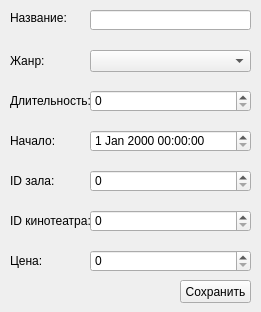
Before: the Qt Designer form data/ui/create_film.ui in fivan999/cinema-controlling-system, drawn with Qt 5.
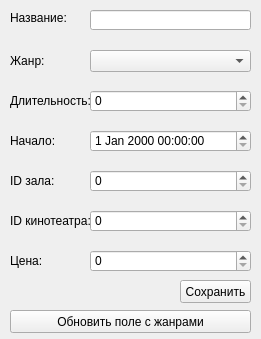
After: the same form once the commit is applied.

```diff
--- a/data/ui/create_film.ui
+++ b/data/ui/create_film.ui
@@ -7,7 +7,7 @@
     <x>0</x>
     <y>0</y>
     <width>261</width>
-    <height>312</height>
+    <height>339</height>
    </rect>
   </property>
   <property name="windowTitle">
@@ -225,6 +225,19 @@
     <number>99999999</number>
    </property>
   </widget>
+  <widget class="QPushButton" name="update_genres_button">
+   <property name="geometry">
+    <rect>
+     <x>10</x>
+     <y>310</y>
+     <width>241</width>
+     <height>23</height>
+    </rect>
+   </property>
+   <property name="text">
+    <string>Обновить поле с жанрами</string>
+   </property>
+  </widget>
  </widget>
  <resources/>
  <connections/>
```
